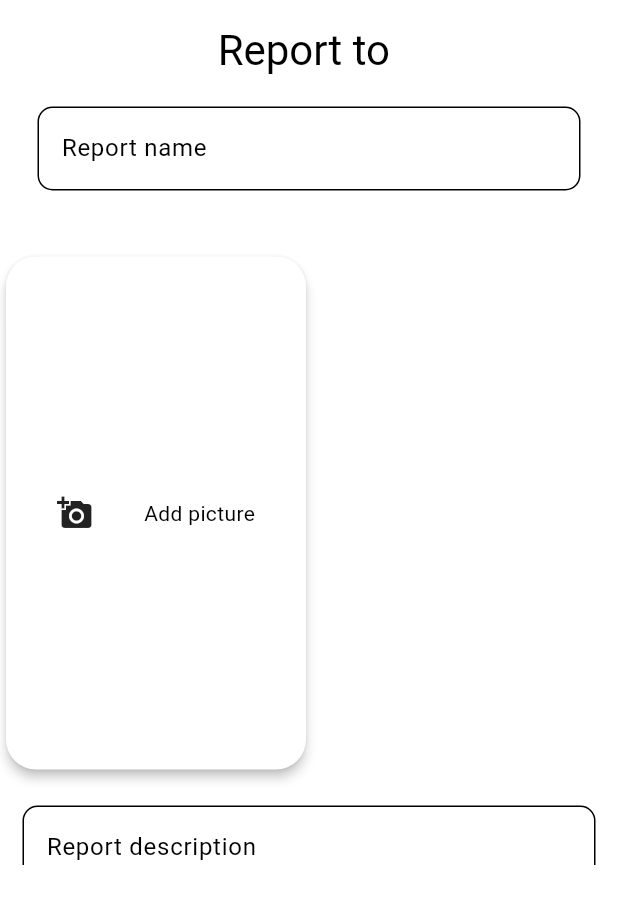
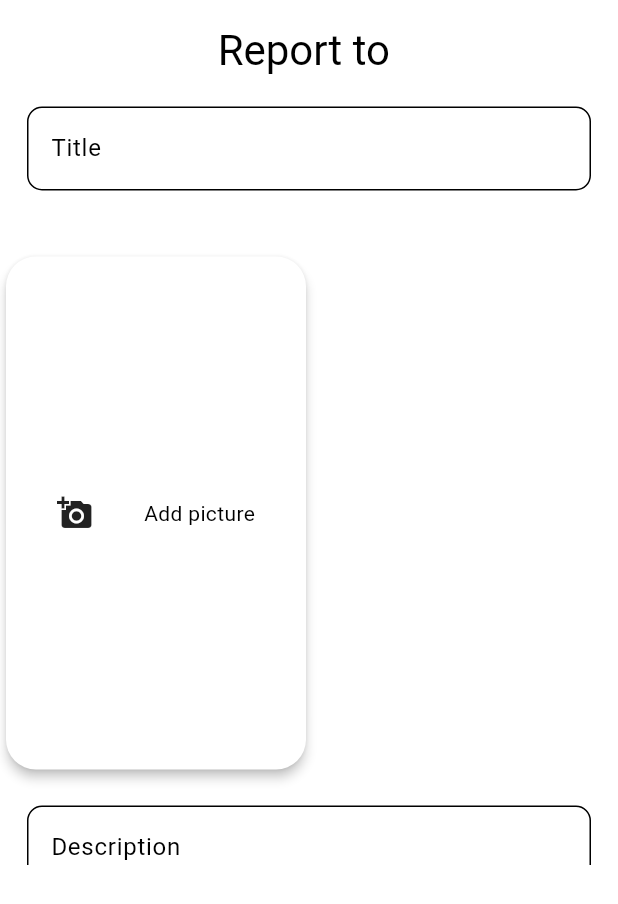
Before and after one commit to Kaloyanes/reportr, a Flutter app: the ReportSheetView widget shown alone on an empty page, opened directly with empty values, on a phone screen of 412 x 824 dp. Shown: the top 904 px of the screen. Run offline on Flutter 3.47's test engine with Material 3 defaults, Android fonts, the phone set to English and light mode, and no system bars; our stand-ins replace cached_network_image, cloud_firestore, dio, dynamic_color, file_picker, firebase_auth and 10 more; missing offline and left inert: auto_size_text_field, crop_your_image, crypt, flex_color_picker, image_picker_android, image_picker_platform_interface; accounts and stored records are empty.

Commit message:
Fix UI layout and update localization keys

```diff
--- a/lib/app/data/local_messages.dart
+++ b/lib/app/data/local_messages.dart
@@ -55,8 +55,8 @@ class LocalMessages extends Translations {
           "save_changes_question": "Do you want to save changes?",
           "report_click_circle": "Click on a circle to report",
           "report_to": "Report to @organization",
-          "report_name": "Report name",
-          "report_description": "Report description",
+          "report_name": "Title",
+          "report_description": "Description",
           "anonymous_report": "Anonymous report?",
           "report": "Report",
           "no_pictures_error": "You can't have no pictures",
--- a/lib/app/modules/home/components/report_sheet/controllers/report_sheet_controller.dart
+++ b/lib/app/modules/home/components/report_sheet/controllers/report_sheet_controller.dart
@@ -24,10 +24,8 @@ class ReportSheetController extends GetxController {
   final TextEditingController descriptionController = TextEditingController();
   final anonReport = false.obs;
 
-  void showReportForm(String name, String id) {
-    selectedObject.value = name;
-    selectedId.value = id;
-    sheetController.animateTo(1, duration: 500.milliseconds, curve: Curves.easeOutQuart);
+  void showReportForm({double progress = 0.7}) {
+    sheetController.animateTo(progress, duration: 600.milliseconds, curve: Curves.easeInOutCubicEmphasized);
   }
 
   @override
@@ -35,9 +33,13 @@ class ReportSheetController extends GetxController {
     FocusScope.of(Get.context!).addListener(() {
       Timer(const Duration(milliseconds: 50), () {
         if (FocusScope.of(Get.context!).hasFocus) {
-          sheetController.animateTo(0.1, duration: 500.milliseconds, curve: Curves.easeOutQuart);
+          showReportForm(progress: 0.9);
         }
       });
+    });
+
+    Timer(const Duration(milliseconds: 50), () {
+      showReportForm();
     });
     super.onInit();
   }
--- a/lib/app/modules/home/components/report_sheet/views/report_sheet_view.dart
+++ b/lib/app/modules/home/components/report_sheet/views/report_sheet_view.dart
@@ -1,3 +1,4 @@
+import 'dart:async';
 import 'dart:io';
 
 import 'package:firebase_auth/firebase_auth.dart';
@@ -14,17 +15,18 @@ class ReportSheetView extends GetView<ReportSheetController> {
   @override
   Widget build(BuildContext context) {
     Get.lazyPut(() => ReportSheetController(id));
+
     return DraggableScrollableSheet(
       controller: controller.sheetController,
       expand: false,
-      initialChildSize: 0.7,
+      initialChildSize: 0,
       maxChildSize: 1,
-      minChildSize: 0.2,
-      builder: (context, scrollController) {
-        return Form(
+      minChildSize: 0,
+      builder: (context, scrollController) => Form(
         key: controller.formKey,
-          child: ListView(
+        child: SingleChildScrollView(
           controller: scrollController,
+          child: Column(
             children: [
               SizedBox(
                 height: Get.mediaQuery.viewPadding.top + 10,
@@ -53,10 +55,19 @@ class ReportSheetView extends GetView<ReportSheetController> {
                 height: 20,
               ),
               Padding(
-                padding: const EdgeInsets.symmetric(horizontal: 25.0),
+                padding: const EdgeInsets.symmetric(horizontal: 18),
                 child: Column(
                   children: [
                     TextFormField(
+                      onTap: () {
+                        Timer(const Duration(milliseconds: 400), () {
+                          scrollController.animateTo(
+                            0.4,
+                            duration: 600.milliseconds,
+                            curve: Curves.easeInOutCubicEmphasized,
+                          );
+                        });
+                      },
                       autofocus: false,
                       controller: controller.nameController,
                       decoration: InputDecoration(
@@ -137,7 +148,19 @@ class ReportSheetView extends GetView<ReportSheetController> {
                 height: 20,
               ),
               Padding(
-                padding: const EdgeInsets.symmetric(horizontal: 15),
+                padding: const EdgeInsets.symmetric(horizontal: 18),
+                child: FocusScope(
+                  onFocusChange: (value) {
+                    if (value) {
+                      Timer(const Duration(milliseconds: 240), () {
+                        scrollController.animateTo(
+                          scrollController.positions.last.maxScrollExtent,
+                          duration: 600.milliseconds,
+                          curve: Curves.easeInOutCubicEmphasized,
+                        );
+                      });
+                    }
+                  },
                   child: TextFormField(
                     autofocus: false,
                     controller: controller.descriptionController,
@@ -152,6 +175,7 @@ class ReportSheetView extends GetView<ReportSheetController> {
 
                       return null;
                     },
+                  ),
                 ),
               ),
               const SizedBox(
@@ -194,8 +218,8 @@ class ReportSheetView extends GetView<ReportSheetController> {
               ),
             ],
           ),
-        );
-      },
+        ),
+      ),
     );
   }
 }
--- a/lib/app/modules/home/controllers/home_controller.dart
+++ b/lib/app/modules/home/controllers/home_controller.dart
@@ -88,6 +88,11 @@ class HomeController extends GetxController {
       isScrollControlled: true,
       builder: (context) => ReportSheetView(name, id),
     );
+
+    Timer(
+      const Duration(milliseconds: 50),
+      () => Get.find<ReportSheetController>().showReportForm(),
+    );
   }
 
   Future<BitmapDescriptor> convertImageFileToCustomBitmapDescriptor(Uint8List imageUint8List,
```
Also changed, not shown: lib/app/modules/home/views/home_view.dart (+25 -8 lines), pubspec.lock. Lines whose indentation alone changed are shown as unchanged.
